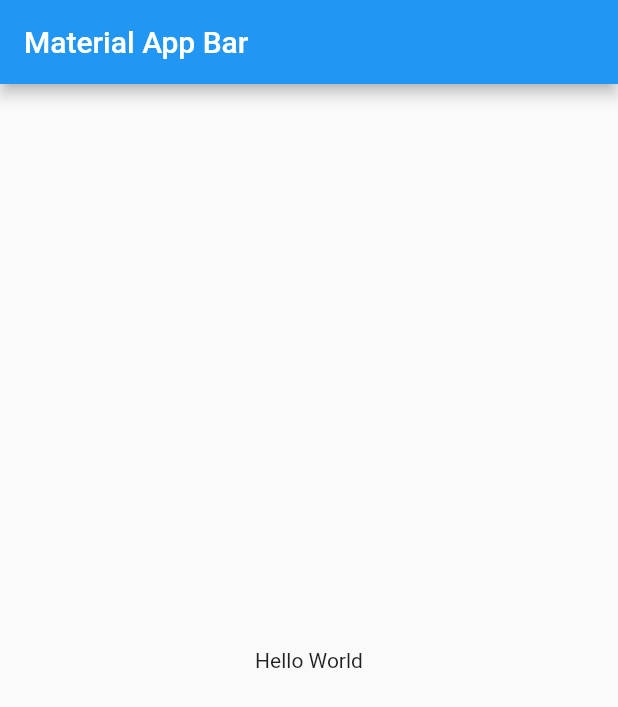
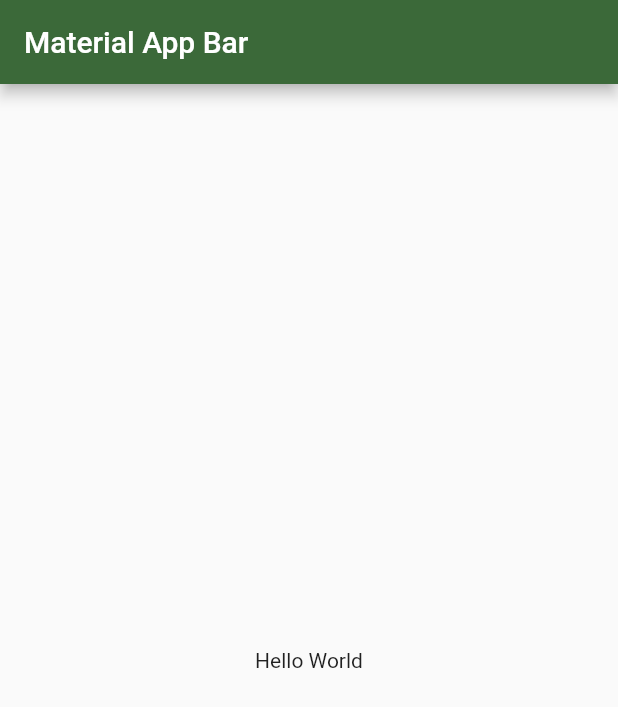
Before and after one commit to Sofia-VA/ProyectoPAM, a Flutter app: the screen it shows after launch, on a phone screen of 412 x 824 dp. Shown: the top 707 px of the screen. Run offline on Flutter 3.47's test engine with Material 2 defaults, Android fonts, the phone set to English and light mode, and no system bars.

Commit message:
Base app colors

```diff
--- a/viajes/lib/main.dart
+++ b/viajes/lib/main.dart
@@ -9,7 +9,14 @@ class MyApp extends StatelessWidget {
   @override
   Widget build(BuildContext context) {
     return MaterialApp(
-      title: 'Material App',
+      title: 'Travel App',
+      theme: ThemeData(
+        colorScheme: ColorScheme.fromSeed(
+            seedColor: Colors.green, secondary: Colors.greenAccent),
+        primaryColor: Colors.lightGreen,
+        iconTheme: IconThemeData(color: Colors.white),
+        listTileTheme: ListTileThemeData(iconColor: Colors.green[900]),
+      ),
       home: HomePage(),
     );
   }
```
